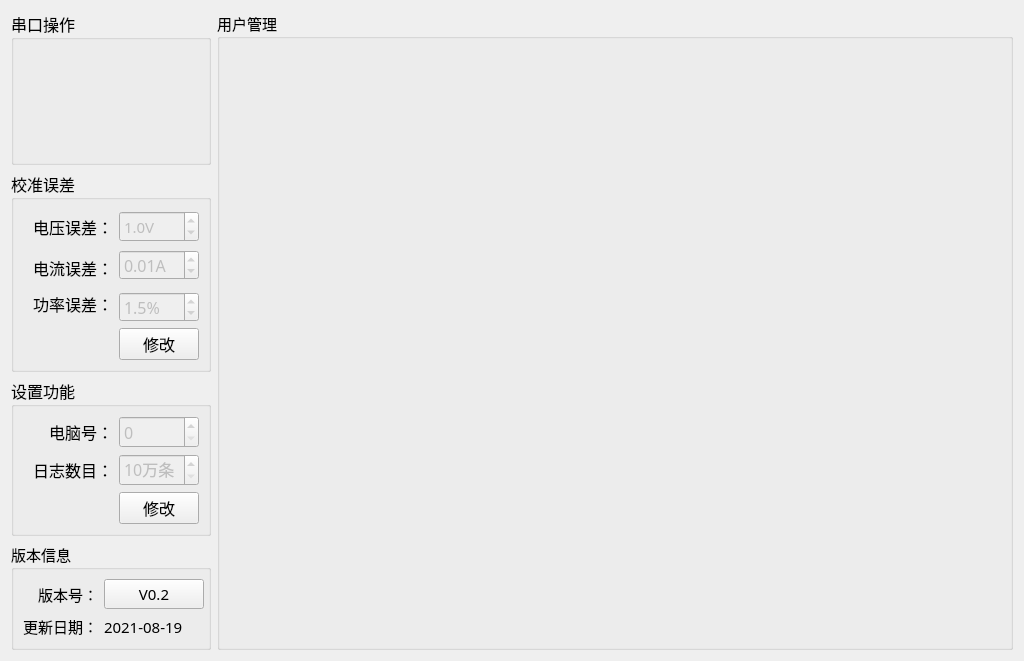
This is IMM-CalibrateTool/IMM-CalibrateTool/setups/setup_mainwid.ui in ChinaClever/ScalePoint as Qt 5 draws it before an edit. The edited form follows.
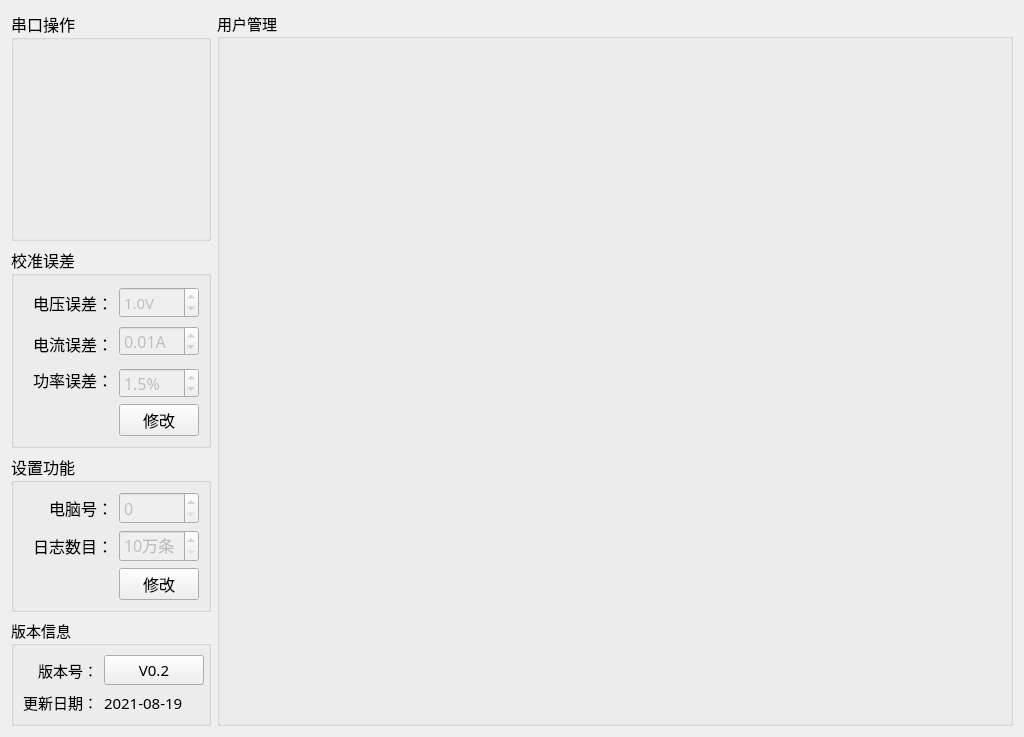
This is the edited form.

```diff
--- a/IMM-CalibrateTool/IMM-CalibrateTool/setups/setup_mainwid.ui
+++ b/IMM-CalibrateTool/IMM-CalibrateTool/setups/setup_mainwid.ui
@@ -7,7 +7,7 @@
     <x>0</x>
     <y>0</y>
     <width>1024</width>
-    <height>661</height>
+    <height>714</height>
    </rect>
   </property>
   <property name="font">
@@ -25,13 +25,13 @@
      <property name="minimumSize">
       <size>
        <width>0</width>
-       <height>80</height>
+       <height>230</height>
       </size>
      </property>
      <property name="maximumSize">
       <size>
        <width>200</width>
-       <height>220</height>
+       <height>300</height>
       </size>
      </property>
      <property name="font">
@@ -64,6 +64,16 @@
         </property>
        </widget>
       </item>
+      <item row="2" column="0">
+       <widget class="QWidget" name="powWid" native="true">
+        <property name="minimumSize">
+         <size>
+          <width>0</width>
+          <height>70</height>
+         </size>
+        </property>
+       </widget>
+      </item>
      </layout>
     </widget>
    </item>
```
